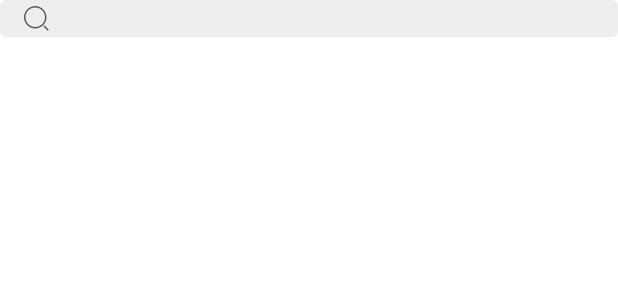
After one commit to snpmyn/Widget, an Android app: the layout search_view.xml on its own in the app's theme, with its tools: preview values and no code run, on a phone screen of 412 x 824 dp. The commit adds this screen. Shown: the top 300 px of the screen. Run offline under Robolectric (Android 15) with nearby library versions, the phone set to English and light mode, and no system bars.

Commit message:
搜索框

```diff
--- /dev/null
+++ b/library/src/main/java/com/zsp/library/searchbox/one/RecordListView.java
@@ -0,0 +1,36 @@
+package com.zsp.library.searchbox.one;
+
+import android.content.Context;
+import android.util.AttributeSet;
+import android.widget.ListView;
+
+/**
+ * @decs: 记录列表
+ * @author: 郑少鹏
+ * @date: 2019/4/22 12:00
+ */
+public class RecordListView extends ListView {
+    public RecordListView(Context context) {
+        super(context);
+    }
+
+    public RecordListView(Context context, AttributeSet attrs) {
+        super(context, attrs);
+    }
+
+    public RecordListView(Context context, AttributeSet attrs, int defStyle) {
+        super(context, attrs, defStyle);
+    }
+
+    /**
+     * 复写onMeasure适配ScrollView
+     *
+     * @param widthMeasureSpec  widthMeasureSpec
+     * @param heightMeasureSpec heightMeasureSpec
+     */
+    @Override
+    protected void onMeasure(int widthMeasureSpec, int heightMeasureSpec) {
+        int expandSpec = MeasureSpec.makeMeasureSpec(Integer.MAX_VALUE >> 2, MeasureSpec.AT_MOST);
+        super.onMeasure(widthMeasureSpec, expandSpec);
+    }
+}
--- /dev/null
+++ b/library/src/main/java/com/zsp/library/searchbox/one/SearchEditText.java
@@ -0,0 +1,94 @@
+package com.zsp.library.searchbox.one;
+
+import android.content.Context;
+import android.graphics.Rect;
+import android.graphics.drawable.Drawable;
+import android.util.AttributeSet;
+import android.view.MotionEvent;
+
+import androidx.appcompat.widget.AppCompatEditText;
+import androidx.core.content.ContextCompat;
+
+import com.zsp.library.R;
+
+/**
+ * @decs: 搜索输框
+ * @author: 郑少鹏
+ * @date: 2019/4/22 11:47
+ */
+public class SearchEditText extends AppCompatEditText {
+    /**
+     * 搜索图、清除图
+     */
+    private Drawable searchDrawable, clearDrawable;
+
+    public SearchEditText(Context context) {
+        super(context);
+        step();
+    }
+
+    public SearchEditText(Context context, AttributeSet attrs) {
+        super(context, attrs);
+        step();
+    }
+
+    public SearchEditText(Context context, AttributeSet attrs, int defStyleAttr) {
+        super(context, attrs, defStyleAttr);
+        step();
+    }
+
+    /**
+     * 初始
+     */
+    private void step() {
+        searchDrawable = ContextCompat.getDrawable(getContext(), R.drawable.ic_search_to_search_edit_text_and_search_view);
+        clearDrawable = ContextCompat.getDrawable(getContext(), R.drawable.ic_clear_to_search_edit_text_and_search_history_item);
+        // setCompoundDrawablesWithIntrinsicBounds(Drawable left, Drawable top, Drawable right, Drawable bottom)
+        // 作用：EditText上、下、左、右设图（相当android:drawableLeft=""、android:drawableRight=""）
+        // 注1：setCompoundDrawablesWithIntrinsicBounds（）所传Drawable宽高等固有宽高（自动通getIntrinsicWidth（）、getIntrinsicHeight（）获）
+        // 注2：不于某地显设null
+        // 此处设左搜索图
+        // 另相似法：setCompoundDrawables(Drawable left, Drawable top, Drawable right, Drawable bottom)
+        // 同setCompoundDrawablesWithIntrinsicBounds（）区别：可设图大小
+        // 所传Drawable须已setBounds(x, y, width, height)（即须设过初始位、宽、高等信息）
+        // x：组件于容器X轴起点；y：组件于容器Y轴起点；width：组件长；height：组件高
+        setCompoundDrawablesWithIntrinsicBounds(searchDrawable, null, null, null);
+    }
+
+    @Override
+    protected void onTextChanged(CharSequence text, int start, int lengthBefore, int lengthAfter) {
+        super.onTextChanged(text, start, lengthBefore, lengthAfter);
+        setClearIconVisible(hasFocus() && text.length() > 0);
+    }
+
+    @Override
+    protected void onFocusChanged(boolean focused, int direction, Rect previouslyFocusedRect) {
+        super.onFocusChanged(focused, direction, previouslyFocusedRect);
+        setClearIconVisible(focused && length() > 0);
+    }
+
+    private void setClearIconVisible(boolean visible) {
+        setCompoundDrawablesWithIntrinsicBounds(searchDrawable, null, visible ? clearDrawable : null, null);
+    }
+
+    @Override
+    public boolean onTouchEvent(MotionEvent event) {
+        // 手指抬起位于清除图区域即视为点清除图
+        if (event.getAction() == MotionEvent.ACTION_UP) {
+            Drawable drawable = clearDrawable;
+            if (drawable != null && event.getX() <= (getWidth() - getPaddingRight()) &&
+                    event.getX() >= (getWidth() - getPaddingRight() - drawable.getBounds().width())) {
+                setText("");
+            }
+            // 判断条件说明
+            // event.getX()：抬起位坐标
+            // getWidth()：控件宽
+            // getPaddingRight()：清除图右至EditText控件右距
+            // 即getWidth() - getPaddingRight() = 清除图右坐标 = X1
+            // getWidth() - getPaddingRight() - drawable.getBounds().width() = 清除图左坐标 = X2
+            // 故X1与X2间区域 = 清除图区域
+            // 手抬起位于清除图区域（X2 =< event.getX() <= X1）（即视为点清除图）
+        }
+        return super.onTouchEvent(event);
+    }
+}
--- a/library/src/main/java/com/zsp/library/searchbox/adapter/SearchHistoryAdapter.java
+++ b/library/src/main/java/com/zsp/library/searchbox/two/adapter/SearchHistoryAdapter.java
@@ -1,4 +1,4 @@
-package com.zsp.library.searchbox.adapter;
+package com.zsp.library.searchbox.two.adapter;
 
 import android.annotation.SuppressLint;
 import android.content.Context;
@@ -12,7 +12,7 @@ import androidx.annotation.NonNull;
 import androidx.recyclerview.widget.RecyclerView;
 
 import com.zsp.library.R;
-import com.zsp.library.searchbox.listener.OnItemClickOrDeleteClickListener;
+import com.zsp.library.searchbox.two.listener.OnItemClickOrDeleteClickListener;
 
 import java.util.ArrayList;
 
--- a/library/src/main/java/com/zsp/library/searchbox/animator/CircularRevealAnimator.java
+++ b/library/src/main/java/com/zsp/library/searchbox/two/animator/CircularRevealAnimator.java
@@ -1,4 +1,4 @@
-package com.zsp.library.searchbox.animator;
+package com.zsp.library.searchbox.two.animator;
 
 import android.animation.Animator;
 import android.animation.AnimatorListenerAdapter;
--- a/library/src/main/java/com/zsp/library/searchbox/database/SearchHistoryDataBase.java
+++ b/library/src/main/java/com/zsp/library/searchbox/two/database/SearchHistoryDataBase.java
@@ -1,4 +1,4 @@
-package com.zsp.library.searchbox.database;
+package com.zsp.library.searchbox.two.database;
 
 import android.content.ContentValues;
 import android.content.Context;
--- a/library/src/main/java/com/zsp/library/searchbox/listener/OnItemClickOrDeleteClickListener.java
+++ b/library/src/main/java/com/zsp/library/searchbox/two/listener/OnItemClickOrDeleteClickListener.java
@@ -1,4 +1,4 @@
-package com.zsp.library.searchbox.listener;
+package com.zsp.library.searchbox.two.listener;
 
 /**
  * @decs: 条目点或点删监听
--- /dev/null
+++ b/library/src/main/res/drawable/ic_search_to_search_edit_text_and_search_view.xml
@@ -0,0 +1,9 @@
+<vector xmlns:android="http://schemas.android.com/apk/res/android"
+    android:width="@dimen/dp_24"
+    android:height="@dimen/dp_24"
+    android:viewportWidth="1024"
+    android:viewportHeight="1024">
+    <path
+        android:fillColor="@color/fontInput"
+        android:pathData="M490.67,810.67C315.73,810.67 170.67,665.6 170.67,490.67S315.73,170.67 490.67,170.67 810.67,315.73 810.67,490.67 665.6,810.67 490.67,810.67zM490.67,768c153.6,0 277.33,-123.73 277.33,-277.33S644.27,213.33 490.67,213.33 213.33,337.07 213.33,490.67 337.07,768 490.67,768zM755.2,725.33l119.47,119.47 -29.87,29.87 -119.47,-119.47 29.87,-29.87z" />
+</vector>
--- a/library/src/main/res/layout/fragment_search_dialog.xml
+++ b/library/src/main/res/layout/fragment_search_dialog.xml
@@ -51,7 +51,7 @@
                 android:contentDescription="@string/toDo"
                 android:paddingLeft="@dimen/dp_12"
                 android:paddingRight="@dimen/dp_12"
-                app:srcCompat="@drawable/ic_search_three" />
+                app:srcCompat="@drawable/ic_search_to_fragment_search_dialog" />
         </LinearLayout>
 
         <View
--- a/library/src/main/res/layout/search_history_item.xml
+++ b/library/src/main/res/layout/search_history_item.xml
@@ -13,7 +13,7 @@
         android:layout_height="wrap_content"
         android:layout_marginStart="@dimen/dp_12"
         android:layout_weight="1"
-        android:drawableStart="@drawable/ic_history"
+        android:drawableStart="@drawable/ic_history_to_search_history_item"
         android:drawablePadding="@dimen/dp_10"
         android:ellipsize="end"
         android:maxLines="1"
@@ -31,5 +31,5 @@
         android:contentDescription="@string/toDo"
         android:paddingLeft="@dimen/dp_12"
         android:paddingRight="@dimen/dp_12"
-        app:srcCompat="@drawable/ic_clear" />
+        app:srcCompat="@drawable/ic_clear_to_search_edit_text_and_search_history_item" />
 </LinearLayout>
--- /dev/null
+++ b/library/src/main/res/layout/search_view.xml
@@ -0,0 +1,56 @@
+<?xml version="1.0" encoding="utf-8"?>
+<LinearLayout xmlns:android="http://schemas.android.com/apk/res/android"
+    android:layout_width="match_parent"
+    android:layout_height="match_parent"
+    android:focusableInTouchMode="true"
+    android:orientation="vertical">
+
+    <LinearLayout
+        android:id="@+id/searchViewLlBlock"
+        android:layout_width="match_parent"
+        android:layout_height="wrap_content">
+
+        <com.zsp.library.searchbox.one.SearchEditText
+            android:id="@+id/searchViewEt"
+            android:layout_width="match_parent"
+            android:layout_height="match_parent"
+            android:background="@drawable/gray_solid_c"
+            android:drawableStart="@drawable/ic_search_to_search_edit_text_and_search_view"
+            android:drawablePadding="@dimen/dp_10"
+            android:gravity="start|center_vertical"
+            android:imeOptions="actionSearch"
+            android:paddingLeft="@dimen/dp_12"
+            android:paddingRight="@dimen/dp_12"
+            android:singleLine="true" />
+    </LinearLayout>
+
+    <ScrollView
+        android:layout_width="wrap_content"
+        android:layout_height="wrap_content"
+        android:scrollbars="none">
+
+        <LinearLayout
+            android:layout_width="match_parent"
+            android:layout_height="wrap_content"
+            android:orientation="vertical">
+
+            <com.zsp.library.searchbox.one.RecordListView
+                android:id="@+id/searchViewSlv"
+                android:layout_width="match_parent"
+                android:layout_height="wrap_content"
+                android:dividerHeight="@dimen/px1" />
+
+            <TextView
+                android:id="@+id/searchViewTvClear"
+                android:layout_width="match_parent"
+                android:layout_height="wrap_content"
+                android:gravity="center"
+                android:paddingTop="@dimen/dp_12"
+                android:paddingBottom="@dimen/dp_12"
+                android:text="@string/clearSearchHistory"
+                android:textColor="@color/fontHint"
+                android:textSize="@dimen/sp_11"
+                android:visibility="gone" />
+        </LinearLayout>
+    </ScrollView>
+</LinearLayout>
```
Also changed, not shown: library/src/main/java/com/zsp/library/searchbox/one/RecordHelper.java (added, +30 -0 lines), library/src/main/java/com/zsp/library/searchbox/one/SearchCallBack.java (added, +15 -0 lines), library/src/main/java/com/zsp/library/searchbox/one/SearchView.java (added, +263 -0 lines), library/src/main/java/com/zsp/library/searchbox/two/fragment/SearchDialogFragment.java (renamed from library/src/main/java/com/zsp/library/searchbox/fragment/SearchDialogFragment.java, +5 -5 lines), library/src/main/res/values/attrs.xml (+8 -0 lines), library/src/main/res/drawable/ic_clear_to_search_edit_text_and_search_history_item.xml (renamed from library/src/main/res/drawable/ic_clear.xml), library/src/main/res/drawable/ic_history_to_search_history_item.xml (renamed from library/src/main/res/drawable/ic_history.xml), library/src/main/res/drawable/ic_search_to_fragment_search_dialog.xml (renamed from library/src/main/res/drawable/ic_search_three.xml).
